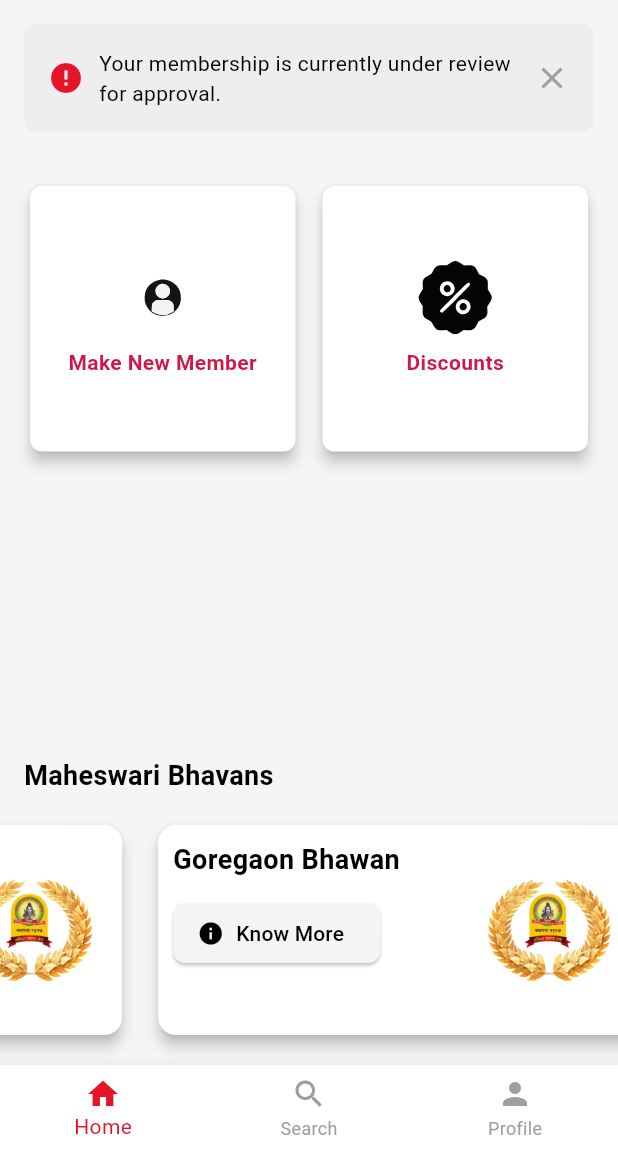
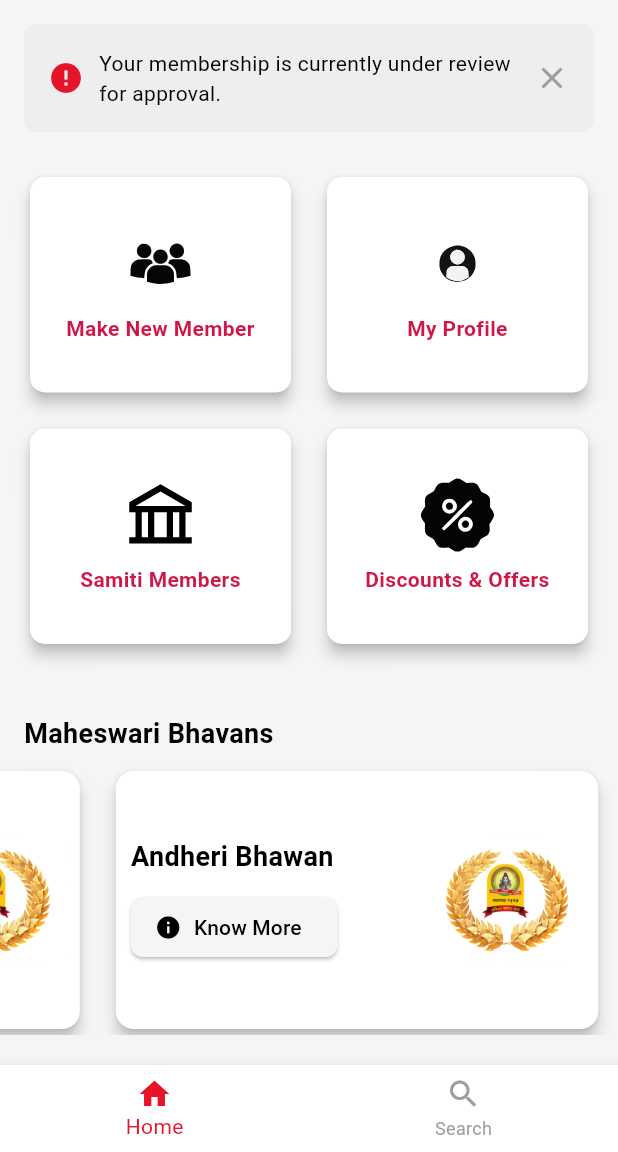
Before and after one commit to KRCodingCaffeine/MPMFlutterApp, a Flutter app: the DashboardView screen opened by its route, in the side drawer, after a tap on the "close" icon, on a phone screen of 412 x 824 dp, the part 84-1236 px from its top. Run offline on Flutter 3.47's test engine with Material 3 defaults, Android fonts, the phone set to English and light mode, and no system bars; our stand-ins replace device_preview, easy_stepper, flutter_svg, get, image_picker, permission_handler and 2 more; missing offline and left inert: flutter_downloader; accounts and stored records are empty; Roboto replaces fonts that are missing (Lexend, Ubuntu-Regular.ttf).

Commit message:
form_down

```diff
--- a/lib/route/route_name.dart
+++ b/lib/route/route_name.dart
@@ -12,6 +12,8 @@
   static const String residentailinfo="residentailinfo";
   static const String dashboard="dashboard";
   static const String forms = "forms_down";
+  static const String gov_scheme = "gov_scheme";
+  static const String profile = "profile_view";
   static const String newMember="new_mnber";
   static const String newMember2="new_mnber2";
   static const String aboutUs="about_us";
--- a/lib/route/route_page.dart
+++ b/lib/route/route_page.dart
@@ -1,78 +1,82 @@
 import 'package:flutter/material.dart';
-
 import 'package:mpm/route/route_name.dart';
 import 'package:mpm/view/SearchView.dart';
-import 'package:mpm/view/addmember/add_member_first.dart';
-import 'package:mpm/view/addmember/add_member_second.dart';
 import 'package:mpm/view/condition_about/about_view.dart';
 import 'package:mpm/view/condition_about/contact_view.dart';
 import 'package:mpm/view/condition_about/privacy_policy_view.dart';
 import 'package:mpm/view/condition_about/terms&condition_view.dart';
 import 'package:mpm/view/dashboard_view.dart';
 import 'package:mpm/view/forms_down.dart';
+import 'package:mpm/view/gov_scheme.dart';
 import 'package:mpm/view/language_view.dart';
 import 'package:mpm/view/login_view.dart';
 import 'package:mpm/view/otp_view.dart';
 import 'package:mpm/view/personal_view.dart';
 import 'package:mpm/view/pesidental_adress_view.dart';
+import 'package:mpm/view/profile%20view/profile_view.dart';
 import 'package:mpm/view/register_view.dart';
 import 'package:mpm/view/samiti%20members/samiti_detail_view.dart';
 import 'package:mpm/view/samiti%20members/samiti_members_view.dart';
 import 'package:mpm/view/splash_view.dart';
-
+import '../view/make_new_member/add_member_first.dart';
+import '../view/make_new_member/add_member_second.dart';
 
 class RoutePages {
   static Route<dynamic> generateRoute(RouteSettings settings) {
     switch (settings.name) {
       case RouteNames.splash_screen:
-        return _buildRoute(SplashView(),settings);
+        return _buildRoute(SplashView(), settings);
       case RouteNames.login_screen:
-        return _buildRoute(LoginPage(),settings);
+        return _buildRoute(LoginPage(), settings);
       case RouteNames.language_screen:
-        return _buildRoute(LanguageSelectionPage(),settings);
+        return _buildRoute(LanguageSelectionPage(), settings);
       case RouteNames.otp_screen:
-        return _buildRoute(OTPScreen(),settings);
+        return _buildRoute(OTPScreen(), settings);
       case RouteNames.registration_screen:
-        return _buildRoute(RegisterView(),settings);
+        return _buildRoute(RegisterView(), settings);
       case RouteNames.personalinfo:
-        return _buildRoute(PersonalView(),settings);
+        return _buildRoute(PersonalView(), settings);
       case RouteNames.residentailinfo:
-        return _buildRoute(PesidentalAdressView(),settings);
+        return _buildRoute(PesidentalAdressView(), settings);
       case RouteNames.dashboard:
-        return _buildRoute(DashboardView(),settings);
+        return _buildRoute(DashboardView(), settings);
       case RouteNames.forms:
         return _buildRoute(FormsDownloadView(), settings);
+      case RouteNames.gov_scheme:
+        return _buildRoute(GovSchemeView(), settings);
+      case RouteNames.profile:
+        return _buildRoute(ProfileView(), settings);
       case RouteNames.newMember:
-        return _buildRoute(NewMemberView(),settings);
+        return _buildRoute(NewMemberView(), settings);
       case RouteNames.newMember2:
-        return _buildRoute(NewMemberResidental(),settings);
+        return _buildRoute(NewMemberResidental(), settings);
       case RouteNames.aboutUs:
-        return _buildRoute(AboutViewPage(),settings);
+        return _buildRoute(AboutViewPage(), settings);
       case RouteNames.contactUs:
-        return _buildRoute(ContactViewPage(),settings);
+        return _buildRoute(ContactViewPage(), settings);
       case RouteNames.pravacypolicy:
-        return _buildRoute(PrivacyPolicyViewPage(),settings);
+        return _buildRoute(PrivacyPolicyViewPage(), settings);
       case RouteNames.termandcondition:
-        return _buildRoute(TermsconditionViewPage(),settings);
+        return _buildRoute(TermsconditionViewPage(), settings);
       case RouteNames.samitimemberview:
-        return _buildRoute(SamitiMembersViewPage(),settings);
+        return _buildRoute(SamitiMembersViewPage(), settings);
       case RouteNames.samitimemberdetails:
-        return _buildRoute(SamitiDetailPage(),settings);
+        return _buildRoute(SamitiDetailPage(), settings);
       case RouteNames.searchmember:
-        return _buildRoute(SearchView(),settings);
-
-
+        return _buildRoute(SearchView(), settings);
 
       default:
         return MaterialPageRoute(builder: (context) {
           return Scaffold(
-            body: Center(child: Text("No Routes Declare"),
+            body: Center(
+              child: Text("No Routes Declare"),
             ),
           );
         });
     }
   }
-  static PageRouteBuilder _buildRoute(Widget page,RouteSettings setting) {
+
+  static PageRouteBuilder _buildRoute(Widget page, RouteSettings setting) {
     return PageRouteBuilder(
       settings: setting,
       pageBuilder: (context, animation, secondaryAnimation) => page,
@@ -81,7 +85,8 @@
         const end = Offset.zero;
         const curve = Curves.easeInOut;
 
-        var tween = Tween(begin: begin, end: end).chain(CurveTween(curve: curve));
+        var tween =
+            Tween(begin: begin, end: end).chain(CurveTween(curve: curve));
         var offsetAnimation = animation.drive(tween);
 
         return SlideTransition(
--- a/lib/utils/AppDrawer.dart
+++ b/lib/utils/AppDrawer.dart
@@ -138,15 +138,14 @@
               },
             ),
             ListTile(
-              leading: Icon(Icons.person_add_alt_1),
-              title: Text('Make New Member'),
+              leading: Icon(Icons.share),
+              title: Text('Share App'),
               onTap: () {
-                Navigator.pushNamed(context, RouteNames.newMember);
               },
             ),
             ListTile(
               leading: Icon(Icons.file_copy),
-              title: Text('Forms Download'),
+              title: Text('Forms'),
               onTap: () {
                 Navigator.pushNamed(context, RouteNames.forms);
               },
@@ -154,7 +153,9 @@
             ListTile(
               leading: Icon(Icons.account_balance),
               title: Text('Government Scheme'),
-              onTap: () {},
+              onTap: () {
+                Navigator.pushNamed(context, RouteNames.gov_scheme);
+              },
             ),
             ListTile(
               leading: Icon(Icons.info),
--- a/lib/utils/app_constants.dart
+++ b/lib/utils/app_constants.dart
@@ -2,6 +2,7 @@
   static const String appName = 'MPM';
   static const String logincon = 'We will send you a Confirmation Code';
   static const String welcome_mpm = 'Welcome to MPM';
+  static const String new_member = 'Make New Member';
   static const String enter_mobile = 'Enter Your Mobile Number';
   static const String continues = 'Continue';
   static const String back = 'Back';
--- a/lib/utils/images.dart
+++ b/lib/utils/images.dart
@@ -5,6 +5,7 @@
   static const String loginImage = 'assets/images/login.png';
   static const String indiaImage = 'assets/images/india_flag.png';
   static const String gender = 'assets/images/gender.png';
+  static const String samiti = 'assets/images/samiti.svg';
   static const String marraige = 'assets/images/marriage.png';
   static const String house = 'assets/images/house.png';
   static const String city = 'assets/images/cityscape.png';
@@ -14,6 +15,8 @@
   static const String pin = 'assets/images/pin.png';
   static const String docs = 'assets/images/docs.png';
   static const String user = 'assets/images/user.svg';
+  static const String makenewmember = 'assets/images/newmember.svg';
+  static const String share = 'assets/images/share.svg';
   static const String blood = 'assets/images/blood.png';
   static const String occupation = 'assets/images/occuption.png';
   static const String qualification = 'assets/images/qualification.png';
--- a/lib/view/dashboard_view.dart
+++ b/lib/view/dashboard_view.dart
@@ -34,7 +34,7 @@
   final List<Widget> pages = [
     const HomeView(),
     const SearchView(),
-    const ProfileView(), // Ensure this matches the 3rd tab
+    // const ProfileView(), // Ensure this matches the 3rd tab
   ];
 
   @override
@@ -74,10 +74,10 @@
               icon: Icon(Icons.search),
               label: "Search",
             ),
-            BottomNavigationBarItem(
-              icon: Icon(Icons.person),
-              label: "Profile",
-            ),
+            // BottomNavigationBarItem(
+            //   icon: Icon(Icons.person),
+            //   label: "Profile",
+            // ),
           ],
         ),
       ),
--- a/lib/view/home_view.dart
+++ b/lib/view/home_view.dart
@@ -1,4 +1,4 @@
-import 'dart:async'; // Import the timer
+import 'dart:async';
 import 'package:flutter/material.dart';
 import 'package:flutter_svg/flutter_svg.dart';
 import 'package:get/get.dart';
@@ -17,14 +17,15 @@
 class _HomeViewState extends State<HomeView> {
   final regiController = Get.put(NewMemberController());
 
-  // ScrollController to manage horizontal scroll
   final ScrollController _scrollController = ScrollController();
-  late Timer _timer; // Timer to trigger automatic scroll
+  late Timer _timer;
   late double screenWidth;
 
   final List<Map<String, dynamic>> gridItems = [
-    {'icon': Images.user, 'label': 'Make New Member'},
-    {'icon': Images.discount, 'label': 'Discounts'},
+    {'icon': Images.makenewmember, 'label': 'Make New Member'},
+    {'icon': Images.user, 'label': 'My Profile'},
+    {'icon': Images.samiti, 'label': 'Samiti Members'},
+    {'icon': Images.discount, 'label': 'Discounts & Offers'},
   ];
 
   final List<Map<String, dynamic>> bhawanItems = [
@@ -54,27 +55,20 @@
   void initState() {
     super.initState();
 
-    // Using addPostFrameCallback to defer accessing MediaQuery until after the widget is built
     WidgetsBinding.instance.addPostFrameCallback((_) {
-      // Access the context after the frame has been rendered
-      double screenWidth = MediaQuery.of(context).size.width * 0.8;
-
-      // Start automatic scrolling with smooth animation
-      _timer = Timer.periodic(const Duration(seconds: 1), (Timer timer) {
+      screenWidth = MediaQuery.of(context).size.width * 0.7;
+      _timer = Timer.periodic(const Duration(seconds: 2), (Timer timer) {
         if (_scrollController.hasClients) {
           final double maxScroll = _scrollController.position.maxScrollExtent;
           final double currentScroll = _scrollController.offset;
 
-          // If we've reached the end of the list, reset to the beginning
-          if (currentScroll == maxScroll) {
-            _scrollController.jumpTo(0); // Reset to the beginning of the list
+          if (currentScroll >= maxScroll) {
+            _scrollController.jumpTo(0);
           } else {
             _scrollController.animateTo(
-              currentScroll +
-                  screenWidth, // Scroll by screenWidth (80% of screen)
-              duration: const Duration(
-                  milliseconds: 1500), // Longer duration for smoother scroll
-              curve: Curves.easeInOut, // Smoother curve for the scroll
+              currentScroll + screenWidth,
+              duration: const Duration(milliseconds: 1500),
+              curve: Curves.easeInOut,
             );
           }
         }
@@ -84,8 +78,8 @@
 
   @override
   void dispose() {
-    _timer.cancel(); // Cancel the timer when the widget is disposed
-    _scrollController.dispose(); // Dispose the scroll controller
+    _timer.cancel();
+    _scrollController.dispose();
     super.dispose();
   }
 
@@ -98,9 +92,10 @@
       body: Column(
         crossAxisAlignment: CrossAxisAlignment.start,
         children: [
-          // Membership Review Notice
-          Container(
-            margin: const EdgeInsets.all(16.0),
+          // Membership Notice
+          Padding(
+            padding: const EdgeInsets.all(16.0),
+            child: Container(
               padding: const EdgeInsets.all(16.0),
               decoration: BoxDecoration(
                 color: Colors.grey[200],
@@ -117,49 +112,50 @@
                     ),
                   ),
                   GestureDetector(
-                  onTap: () {
-                    // Handle close action
-                  },
+                    onTap: () {},
                     child: const Icon(Icons.close, color: Colors.grey),
                   ),
                 ],
               ),
             ),
+          ),
 
-          // Spacing between Membership Notice and GridView
-          const SizedBox(height: 16),
-
-          // Grid View (Takes available space)
+          // Grid View
           Expanded(
             child: Padding(
-              padding: const EdgeInsets.symmetric(horizontal: 16),
+              padding: const EdgeInsets.symmetric(horizontal: 16, vertical: 10),
               child: GridView.builder(
-                shrinkWrap: true,
-                physics: const NeverScrollableScrollPhysics(),
                 itemCount: gridItems.length,
                 gridDelegate: const SliverGridDelegateWithFixedCrossAxisCount(
-                  crossAxisCount: 2, // Number of columns
-                  crossAxisSpacing: 10, // Space between columns
-                  mainAxisSpacing: 10, // Space between rows
-                  childAspectRatio: 1,
+                  crossAxisCount: 2,
+                  crossAxisSpacing: 16,
+                  mainAxisSpacing: 16,
+                  childAspectRatio: 1.2, // Better spacing for text
                 ),
+                physics: const NeverScrollableScrollPhysics(),
                 itemBuilder: (context, index) {
                   final item = gridItems[index];
                   return GestureDetector(
                     onTap: () {
-                      if (item['label'] == "Family Member") {
-                        regiController.isRelation.value = true;
-                        Navigator.pushNamed(context, RouteNames.newMember);
-                      } else if (item['label'] == "Make New Member") {
+                      if (item['label'] == "Make New Member") {
                         regiController.isRelation.value = false;
                         Navigator.pushNamed(context, RouteNames.newMember);
+                      }
+                      if (item['label'] == "My Profile") {
+                        regiController.isRelation.value = false;
+                        Navigator.pushNamed(context, RouteNames.profile);
+                      }
+                      if (item['label'] == "Samiti Members") {
+                        regiController.isRelation.value = false;
+                        Navigator.pushNamed(
+                            context, RouteNames.samitimemberview);
                       }
                     },
                     child: Card(
                       color: Colors.white,
                       elevation: 4.0,
                       shape: RoundedRectangleBorder(
-                        borderRadius: BorderRadius.circular(8.0),
+                        borderRadius: BorderRadius.circular(10.0),
                       ),
                       child: Column(
                         mainAxisAlignment: MainAxisAlignment.center,
@@ -185,14 +181,9 @@
             ),
           ),
 
-          // Spacer pushes the next widgets to the bottom
-          const Spacer(),
-
           // Maheswari Bhavans Title
           Padding(
-            padding: const EdgeInsets.symmetric(horizontal: 16.0),
-            child: Align(
-              alignment: Alignment.centerLeft,
+            padding: const EdgeInsets.symmetric(horizontal: 16.0, vertical: 8),
             child: Text(
               "Maheswari Bhavans",
               style: TextStyleClass.black12style.copyWith(
@@ -201,30 +192,32 @@
               ),
             ),
           ),
-          ),
 
-          // Horizontal ListView (Fixed at bottom)
+          // Horizontal ListView
           SizedBox(
-            height: 180, // Adjust height as needed
-            child: ListView(
+            height: 180,
+            child: ListView.builder(
+              controller: _scrollController,
               scrollDirection: Axis.horizontal,
-              controller: _scrollController,
-              padding: const EdgeInsets.symmetric(vertical: 16.0, horizontal: 16.0),
-              children: bhawanItems.map((item) {
+              padding: const EdgeInsets.symmetric(horizontal: 16),
+              itemCount: bhawanItems.length,
+              itemBuilder: (context, index) {
+                final item = bhawanItems[index];
                 return _buildBhawanCard(item["title"], item["imagePath"]);
-              }).toList(),
+              },
             ),
           ),
+          const SizedBox(height: 20),
         ],
       ),
     );
   }
 
-  // Helper function to build a Bhawan Card
+  // Bhawan Card
   Widget _buildBhawanCard(String title, String imagePath) {
     return Container(
-      width: screenWidth, // Fixed width for each card
-      margin: const EdgeInsets.only(right: 16.0), // Adds spacing between cards
+      width: screenWidth,
+      margin: const EdgeInsets.only(right: 16.0),
       child: Card(
         color: Colors.white,
         elevation: 4.0,
@@ -234,12 +227,12 @@
         child: Padding(
           padding: const EdgeInsets.all(10.0),
           child: Row(
-            mainAxisAlignment: MainAxisAlignment.spaceBetween,
             children: [
-              // Text Column (Left Side)
+              // Left: Text
               Expanded(
                 child: Column(
                   crossAxisAlignment: CrossAxisAlignment.start,
+                  mainAxisAlignment: MainAxisAlignment.center,
                   children: [
                     Text(
                       title,
@@ -248,34 +241,30 @@
                         fontWeight: FontWeight.bold,
                       ),
                     ),
-                    const SizedBox(height: 12),
+                    const SizedBox(height: 10),
                     ElevatedButton.icon(
                       onPressed: () {},
-                      icon: Icon(Icons.info, color: Colors.black), // Optional: Set icon color to black
-                      label: const Text(
-                        "Know More",
-                        style: TextStyle(color: Colors.black), // Set text color to black
-                      ),
+                      icon: const Icon(Icons.info, color: Colors.black),
+                      label: const Text("Know More",
+                          style: TextStyle(color: Colors.black)),
                       style: ElevatedButton.styleFrom(
-                        backgroundColor: Colors.grey[100], // Light grey background
+                        backgroundColor: Colors.grey[100],
                         shape: RoundedRectangleBorder(
                           borderRadius: BorderRadius.circular(8.0),
                         ),
-                        foregroundColor: Colors.black, // Ensures text & icon color is black
                       ),
                     ),
                   ],
                 ),
               ),
 
-              // Square Image (Right Side)
+              // Right: Image
               ClipRRect(
-                borderRadius:
-                    BorderRadius.circular(8.0), // Rounded corners for image
+                borderRadius: BorderRadius.circular(8.0),
                 child: Image.asset(
-                  imagePath, // Dynamic image path
-                  width: 100, // Fixed width
-                  height: 100, // Fixed height
+                  imagePath,
+                  width: 100,
+                  height: 100,
                   fit: BoxFit.cover,
                 ),
               ),
```
Also changed, not shown: lib/main.dart (+13 -10 lines), lib/view/forms_down.dart (+133 -80 lines), lib/view/gov_scheme.dart (added, +35 -0 lines), lib/view/samiti members/samiti_detail_view.dart (+5 -2 lines), lib/view/samiti members/samiti_members_view.dart (+10 -5 lines), assets/images/newmember.svg (added), assets/images/samiti.svg (added), assets/images/share.svg (added), 2 other files. Lines whose indentation alone changed are shown as unchanged.
